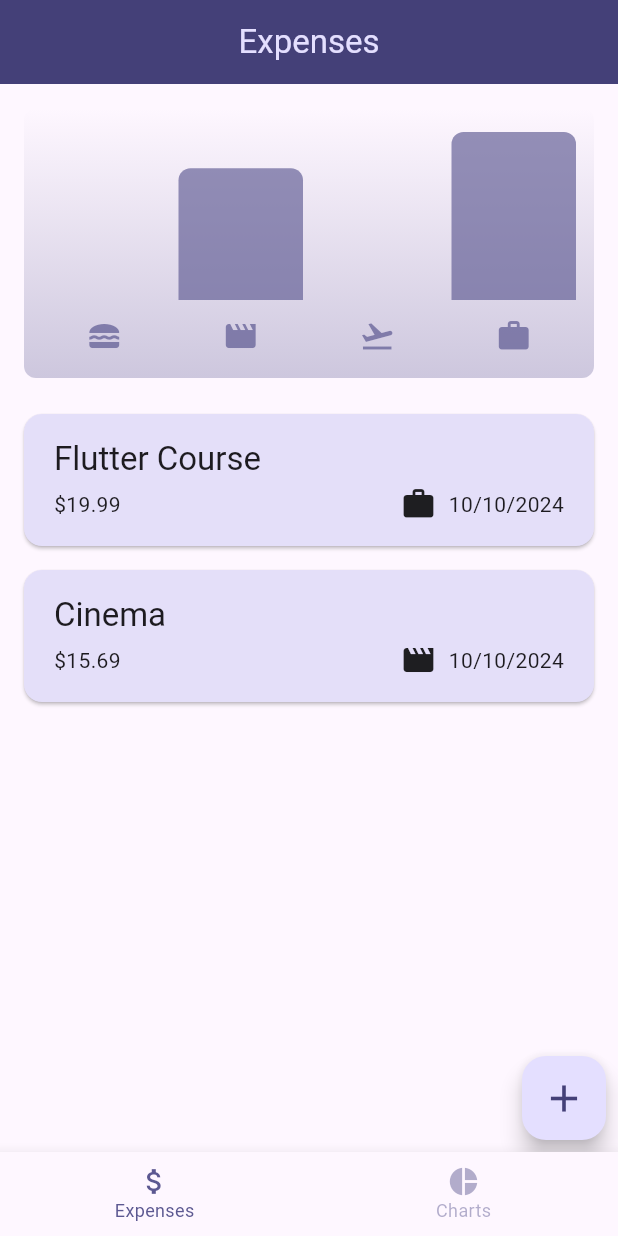
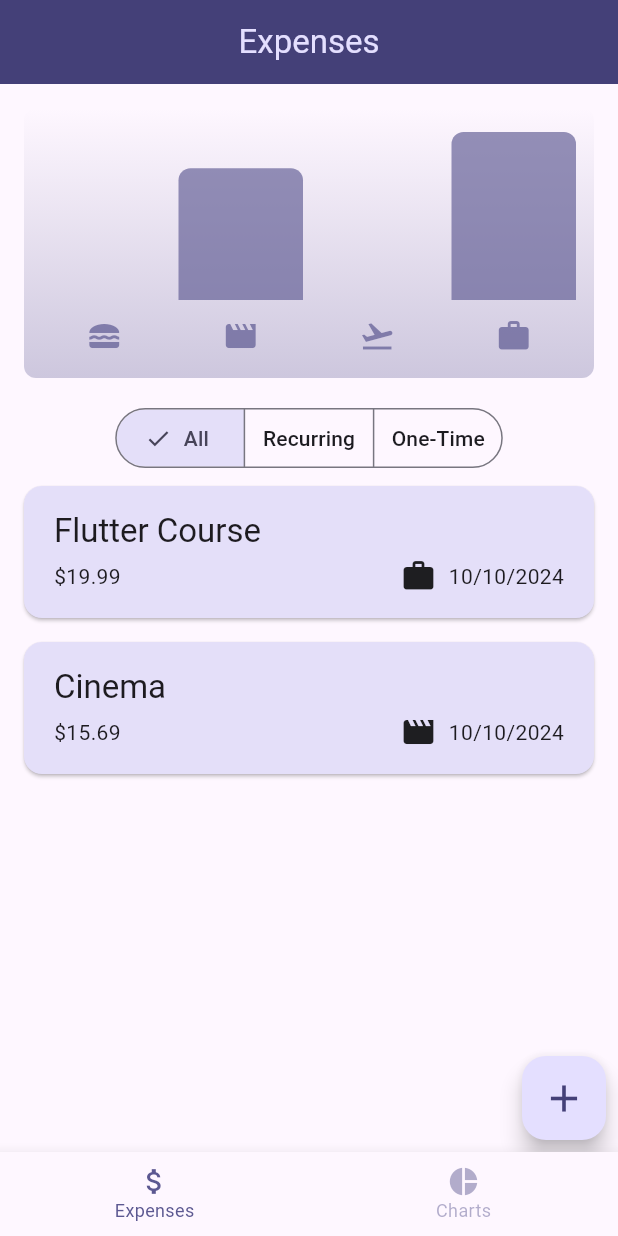
Before and after one commit to Mclovin0213/expense_app, a Flutter app: the screen it shows after launch, on a phone screen of 412 x 824 dp. Run offline on Flutter 3.47's test engine with Material 3 defaults, Android fonts, the phone set to English and light mode, and no system bars.

Commit message:
add segmented button

```diff
--- a/lib/models/expense.dart
+++ b/lib/models/expense.dart
@@ -23,6 +23,7 @@ class Expense {
     required this.amount,
     required this.date,
     required this.category,
+    required this.expenseType
   }) : id = uuid.v4();
 
   final String id;
@@ -30,6 +31,7 @@ class Expense {
   final double amount;
   final DateTime date;
   final Category category;
+  final ExpenseType expenseType;
 
   String get formattedDate {
     return formatter.format(date);
--- a/lib/pages/expenses.dart
+++ b/lib/pages/expenses.dart
@@ -11,6 +11,8 @@ class ExpensesPage extends StatefulWidget {
   State<ExpensesPage> createState() => _ExpensesPageState();
 }
 
+enum ViewOptions {all, oneTime, recurring}
+
 class _ExpensesPageState extends State<ExpensesPage> {
   final List<Expense> _registeredExpenses = [
     Expense(
@@ -18,14 +20,24 @@ class _ExpensesPageState extends State<ExpensesPage> {
         amount: 19.99,
         date: DateTime.now(),
         category: Category.work,
-    ),
+        expenseType: ExpenseType.oneTime),
     Expense(
         title: "Cinema",
         amount: 15.69,
         date: DateTime.now(),
         category: Category.leisure,
-    ),
+        expenseType: ExpenseType.oneTime),
   ];
+
+  late final List<Expense> _filteredExpenses;
+
+  ViewOptions expensesView = ViewOptions.all;
+
+  void showExpenses(Set<ViewOptions> newSelection) {
+    if (newSelection == ViewOptions.all) {
+
+    }
+  }
 
   void _openAddExpenseOverlay() {
     showModalBottomSheet(
@@ -70,8 +82,6 @@ class _ExpensesPageState extends State<ExpensesPage> {
 
   @override
   Widget build(BuildContext context) {
-    final width = MediaQuery.of(context).size.width;
-
     Widget mainContent = const Center(
       child: Text('No Expenses found. Start adding some!'),
     );
@@ -86,16 +96,31 @@ class _ExpensesPageState extends State<ExpensesPage> {
     return Stack(
       alignment: Alignment.bottomRight,
       children: [
-        width < 600
-            ? Column(
+        Column(
           children: [
             Chart(expenses: _registeredExpenses),
-                  Expanded(child: mainContent),
+            SegmentedButton(
+              segments: const [
+                ButtonSegment(
+                  value: ViewOptions.all,
+                  label: Text('All'),
+                ),
+                ButtonSegment(
+                  value: ViewOptions.recurring,
+                  label: Text('Recurring'),
+                ),
+                ButtonSegment(
+                  value: ViewOptions.oneTime,
+                  label: Text('One-Time'),
+                ),
               ],
-              )
-            : Row(
-                children: [
-                  Expanded(child: Chart(expenses: _registeredExpenses)),
+              selected: <ViewOptions>{expensesView},
+              onSelectionChanged: (Set<ViewOptions> newSelection) {
+                setState(() {
+
+                });
+              },
+            ),
             Expanded(child: mainContent),
           ],
         ),
--- a/lib/widgets/new_expense.dart
+++ b/lib/widgets/new_expense.dart
@@ -87,6 +87,7 @@ class _NewExpenseState extends State<NewExpense> {
         amount: enteredAmount,
         date: _selectedDate!,
         category: _selectedCategory,
+        expenseType: _selectedExpenseType
       ),
     );
     Navigator.pop(context);
```
Lines whose indentation alone changed are shown as unchanged.
